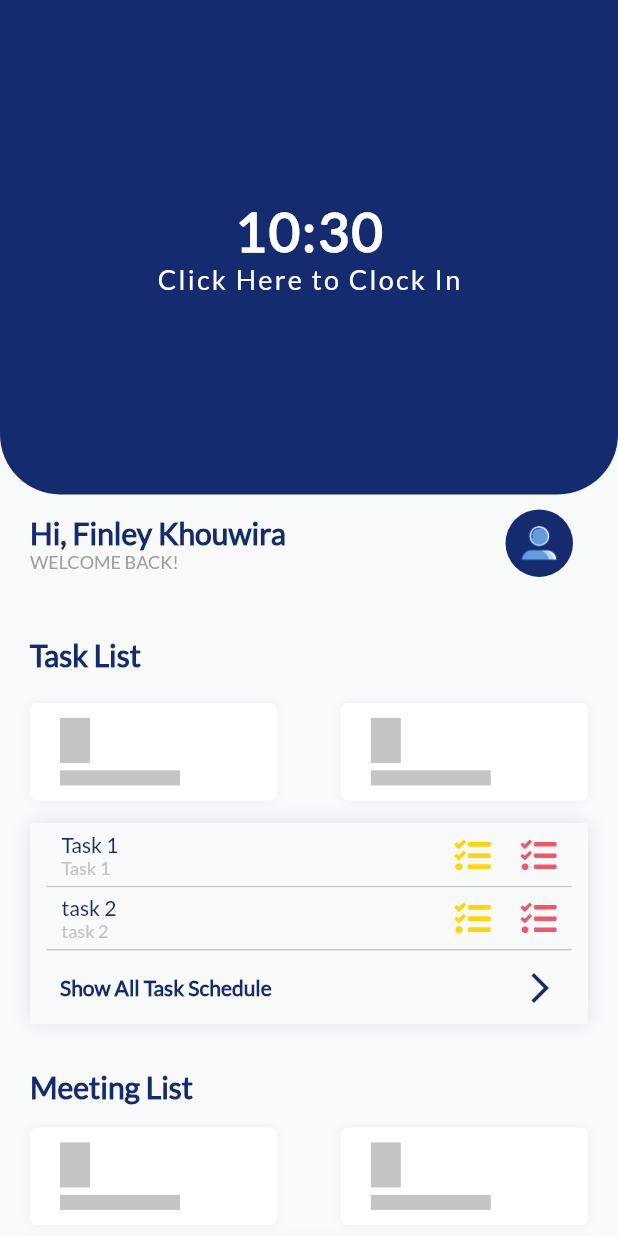
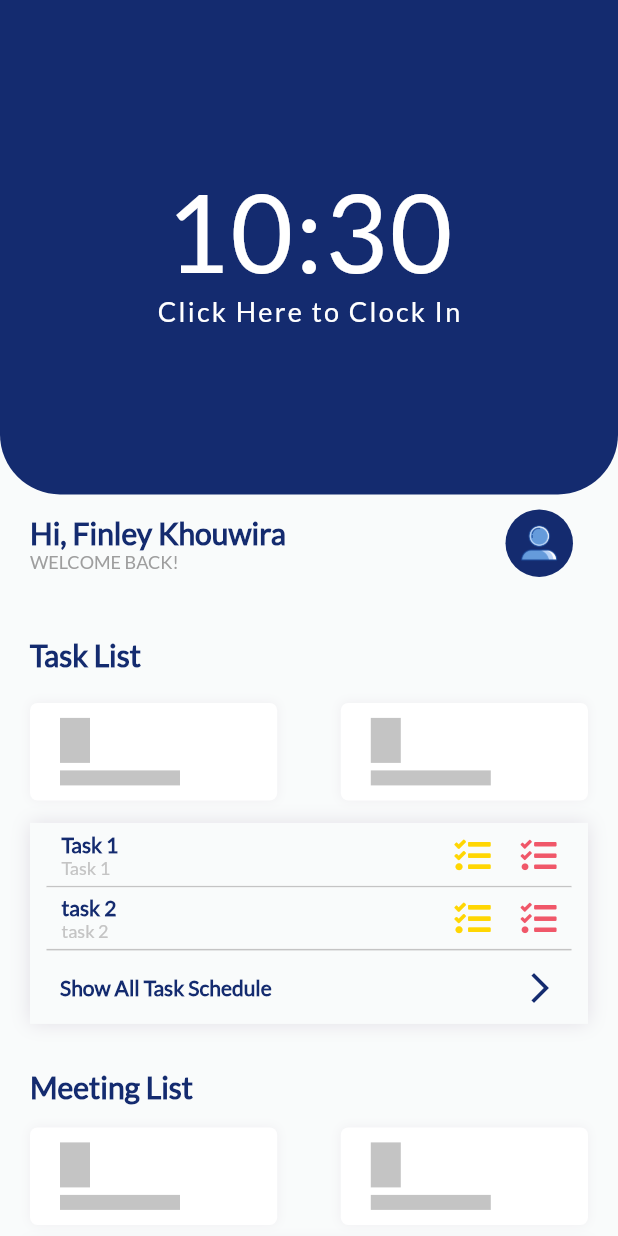
Before and after one commit to DanielAgustian/zukses_flutter, a Flutter app: the HomeScreen screen opened directly, on a phone screen of 412 x 824 dp. Run offline on Flutter 3.47's test engine with Material 2 defaults, Android fonts, the light colour scheme and no system bars; our stand-ins replace device_preview, font_awesome_flutter, google_fonts, image_picker, shared_preferences, skeleton_text and 1 more; accounts and stored records are empty.

Commit message:
mengubah size

```diff
--- a/lib/component/home/listviewbox.dart
+++ b/lib/component/home/listviewbox.dart
@@ -42,7 +42,10 @@ class ListViewBox extends StatelessWidget {
                       alignment: Alignment.centerLeft,
                       child: Text(
                         title,
-                        style: TextStyle(fontSize: 14, color: colorPrimary),
+                        style: TextStyle(
+                            fontSize: 14,
+                            color: colorPrimary,
+                            fontWeight: FontWeight.bold),
                       ),
                     ),
                     Text(
--- a/lib/tab/screen_home.dart
+++ b/lib/tab/screen_home.dart
@@ -93,8 +93,8 @@ class _HomeScreenState extends State<HomeScreen> {
                           style: GoogleFonts.lato(
                               textStyle: TextStyle(
                                   color: Colors.white, letterSpacing: 1.5),
-                              fontSize: 36,
-                              fontWeight: FontWeight.bold),
+                              fontSize: size.height < 600 ? 56 : 72,
+                              fontWeight: FontWeight.w500),
                         );
                       }),
                       Text(
@@ -102,7 +102,7 @@ class _HomeScreenState extends State<HomeScreen> {
                         style: GoogleFonts.lato(
                           textStyle: TextStyle(
                               color: Colors.white, letterSpacing: 1.5),
-                          fontSize: size.height < 569 ? 14 : 18,
+                          fontSize: size.height < 600 ? 14 : 18,
                         ),
                       ),
                     ]))),
```
